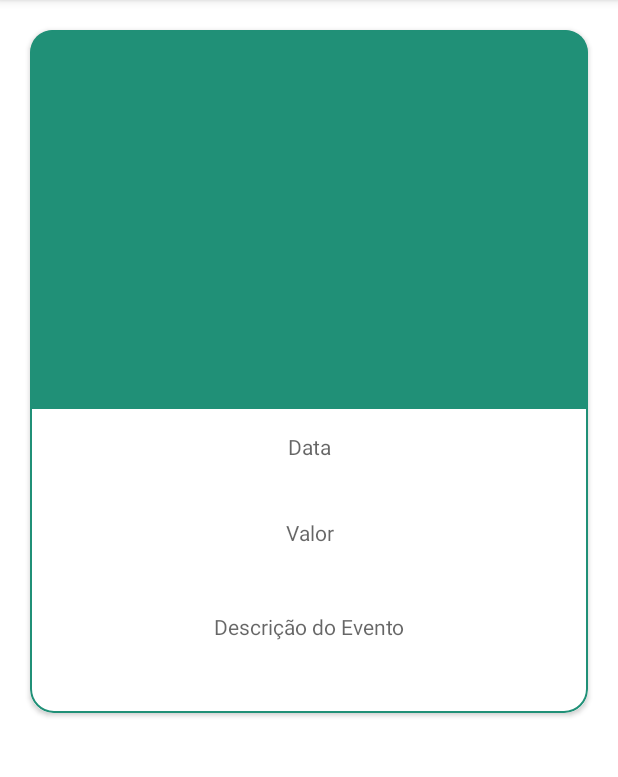
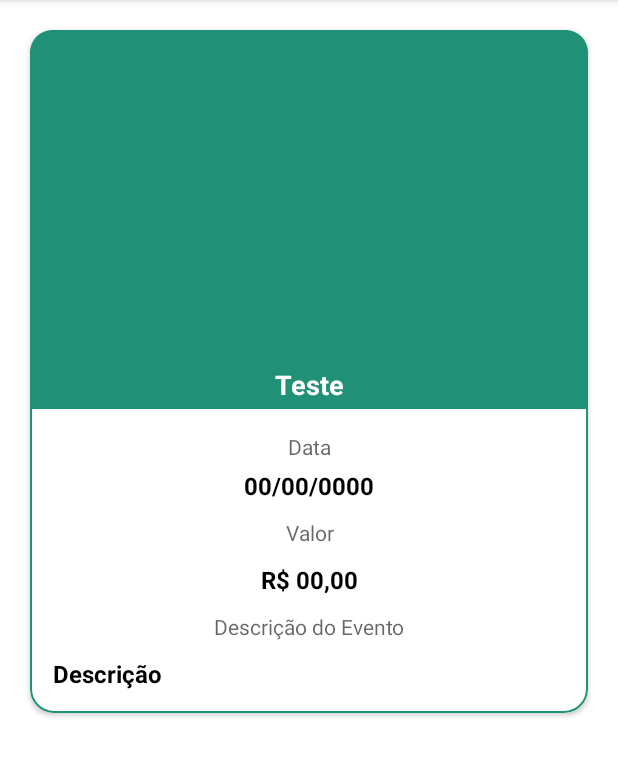
Before and after one commit to Ortega-Neto/DesafioTecnicoCompassoUol, an Android app: the DetalhesDoEventoFragment screen opened through its navigation route, on a phone screen of 412 x 824 dp, the part 84-861 px from its top. Run offline under Robolectric (Android 15) with nearby library versions, the phone set to English and light mode, and no system bars; our stand-ins replace data binding; libraries missing offline, so code that uses them is left out: cn.pedant; 5 statements that could not run were skipped.

```diff
--- a/app/src/main/java/com/example/compassouol/aplicacao/detalhesDoEvento/view/DetalhesDoEventoFragment.kt
+++ b/app/src/main/java/com/example/compassouol/aplicacao/detalhesDoEvento/view/DetalhesDoEventoFragment.kt
@@ -6,10 +6,11 @@ import android.view.View
 import android.view.ViewGroup
 import com.example.compassouol.R
 import com.example.compassouol.utils.mvvm.bases.BaseFragment
+import kotlinx.android.synthetic.main.detalhes_do_evento_fragment.*
 import org.koin.androidx.viewmodel.ext.android.viewModel
 
 class DetalhesDoEventoFragment: BaseFragment() {
-    private val viewModel: DetalhesDoEventoViewModel by viewModel()
+    private val _viewModel: DetalhesDoEventoViewModel by viewModel()
 
     override fun onCreateView(
         inflater: LayoutInflater, container: ViewGroup?,
@@ -20,7 +21,15 @@ class DetalhesDoEventoFragment: BaseFragment() {
 
     override fun onActivityCreated(savedInstanceState: Bundle?) {
         super.onActivityCreated(savedInstanceState)
-        print("a")
+        preencherDadosDoEvento()
+    }
+
+    private fun preencherDadosDoEvento(){
+//        imageViewImagemDoEvento
+        textViewTituloDoEvento.text = "Teste"
+        textViewDataDoEvento.text = "00/00/0000"
+        textViewValorDoEVento.text = "R$ 00,00"
+        textViewDescricaoDoEVento.text = "Descrição"
     }
 
 }
--- a/app/src/main/java/com/example/compassouol/aplicacao/eventos/EventosFragment.kt
+++ b/app/src/main/java/com/example/compassouol/aplicacao/eventos/EventosFragment.kt
@@ -54,9 +54,8 @@ class EventosFragment: BaseFragment(), EventosRecyclerViewClickListener {
     }
 
     override fun onEventosRecyclerViewItemClickListener(view: View, evento: Eventos.EventosItem) {
-        evento.also {
-            val action = EventosFragmentDirections.actionEventosFragmentToDetalhesDoEventoFragment()
-            findNavController().navigate(action)
-        }
+        val action = EventosFragmentDirections.
+        actionEventosFragmentToDetalhesDoEventoFragment()
+        findNavController().navigate(action)
     }
 }
--- a/app/src/main/res/layout/detalhes_do_evento_fragment.xml
+++ b/app/src/main/res/layout/detalhes_do_evento_fragment.xml
@@ -1,6 +1,12 @@
 <?xml version="1.0" encoding="utf-8"?>
 <layout xmlns:android="http://schemas.android.com/apk/res/android"
     xmlns:app="http://schemas.android.com/apk/res-auto">
+
+    <data>
+        <variable
+            name="viewModel"
+            type="com.example.compassouol.aplicacao.detalhesDoEvento.view.DetalhesDoEventoViewModel" />
+    </data>
 
     <androidx.cardview.widget.CardView
         android:layout_width="match_parent"
@@ -24,6 +30,7 @@
                 android:background="@color/corSecundaria">
 
                 <ImageView
+                    android:id="@+id/imageViewImagemDoEvento"
                     android:layout_width="wrap_content"
                     android:layout_height="200dp"
                     android:layout_gravity="center|top"
```
Also changed, not shown: app/src/main/java/com/example/compassouol/aplicacao/detalhesDoEvento/view/DetalhesDoEventoViewModel.kt (+1 -25 lines).
